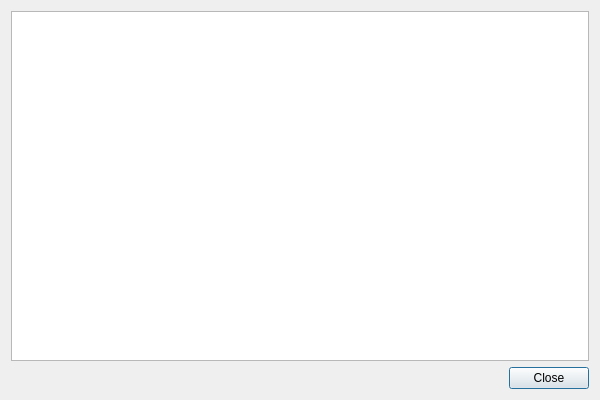
Old version of the form src/options/plugininfodialog.ui in the repository psi-im/psi.
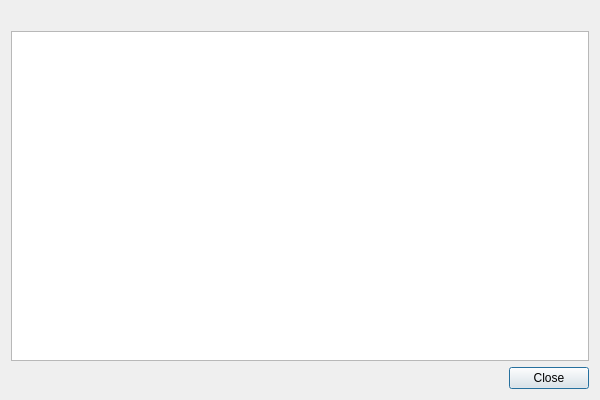
New version of the form.

Commit message: Output meta information in plugins info dialog

Patch:
```diff
--- a/src/options/plugininfodialog.ui
+++ b/src/options/plugininfodialog.ui
@@ -32,6 +32,22 @@
    <string>About</string>
   </property>
   <layout class="QVBoxLayout" name="verticalLayout">
+   <item>
+    <widget class="QLabel" name="lbl_meta">
+     <property name="text">
+      <string notr="true"/>
+     </property>
+     <property name="textFormat">
+      <enum>Qt::RichText</enum>
+     </property>
+     <property name="openExternalLinks">
+      <bool>true</bool>
+     </property>
+     <property name="textInteractionFlags">
+      <set>Qt::LinksAccessibleByMouse|Qt::TextSelectableByMouse</set>
+     </property>
+    </widget>
+   </item>
    <item>
     <widget class="QTextBrowser" name="tb_info">
      <property name="sizePolicy">
@@ -47,8 +63,8 @@
       <string notr="true">&lt;!DOCTYPE HTML PUBLIC &quot;-//W3C//DTD HTML 4.0//EN&quot; &quot;http://www.w3.org/TR/REC-html40/strict.dtd&quot;&gt;
 &lt;html&gt;&lt;head&gt;&lt;meta name=&quot;qrichtext&quot; content=&quot;1&quot; /&gt;&lt;style type=&quot;text/css&quot;&gt;
 p, li { white-space: pre-wrap; }
-&lt;/style&gt;&lt;/head&gt;&lt;body style=&quot; font-family:'Noto Sans'; font-size:10pt; font-weight:400; font-style:normal;&quot;&gt;
-&lt;p style=&quot;-qt-paragraph-type:empty; margin-top:0px; margin-bottom:0px; margin-left:0px; margin-right:0px; -qt-block-indent:0; text-indent:0px;&quot;&gt;&lt;br /&gt;&lt;/p&gt;&lt;/body&gt;&lt;/html&gt;</string>
+&lt;/style&gt;&lt;/head&gt;&lt;body style=&quot; font-family:'Sans Serif'; font-size:9pt; font-weight:400; font-style:normal;&quot;&gt;
+&lt;p style=&quot;-qt-paragraph-type:empty; margin-top:0px; margin-bottom:0px; margin-left:0px; margin-right:0px; -qt-block-indent:0; text-indent:0px; font-family:'Noto Sans'; font-size:10pt;&quot;&gt;&lt;br /&gt;&lt;/p&gt;&lt;/body&gt;&lt;/html&gt;</string>
      </property>
      <property name="acceptRichText">
       <bool>true</bool>
```
The commit also changes 5 other files.
